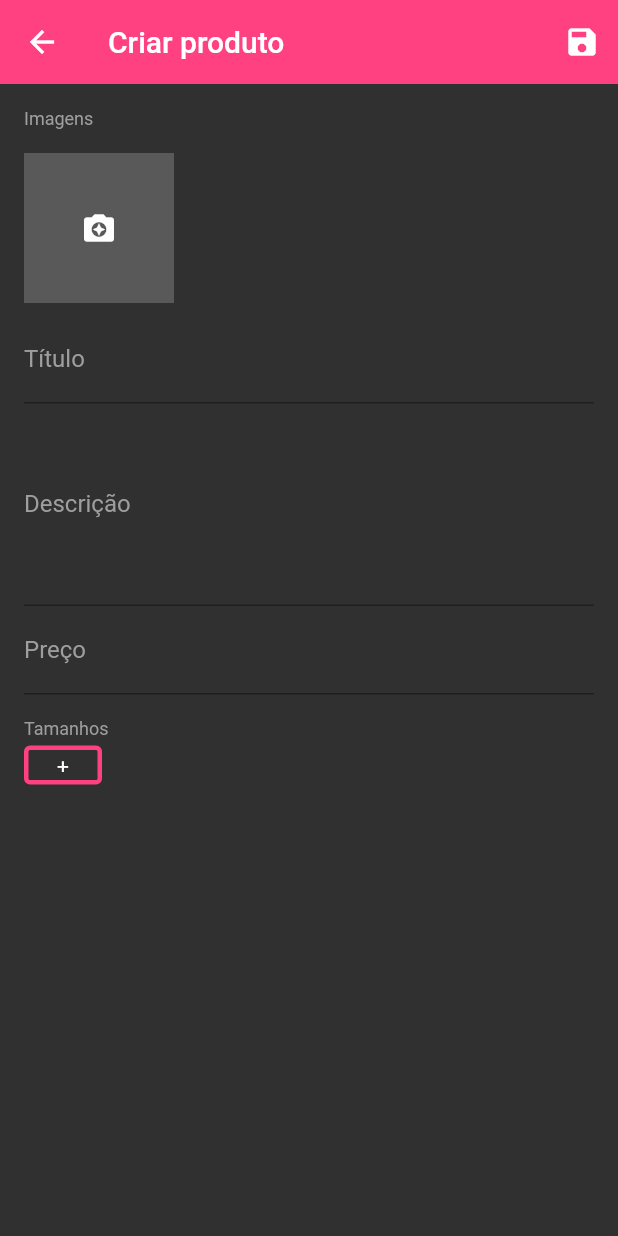
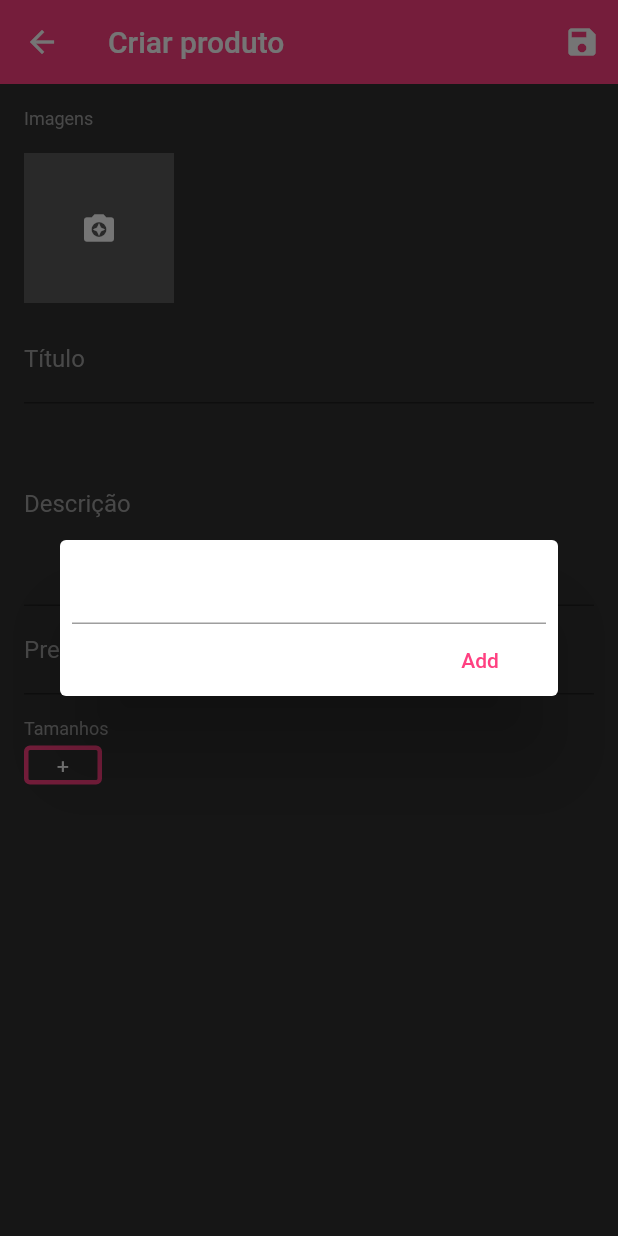
Before and after one commit to Raimundo-Martins/App_Gerente_Loja, a Flutter app: the ProductScreen screen opened directly, after a tap on an icon or button, on a phone screen of 412 x 824 dp. Run offline on Flutter 3.47's test engine with Material 2 defaults, Android fonts, the phone set to English and light mode, and no system bars; our stand-ins replace cloud_firestore, firebase_auth, firebase_storage, flutter_speed_dial, image_cropper, image_picker and 2 more; missing offline and left inert: bloc_pattern; accounts and stored records are empty.

```diff
--- a/lib/blocs/product_bloc.dart
+++ b/lib/blocs/product_bloc.dart
@@ -58,6 +58,10 @@ class ProductBloc extends BlocBase {
     unsavedDado['images'] = images;
   }
 
+  void saveSizes(List sizes) {
+    unsavedDado['sizes'] = sizes;
+  }
+
   void saveTitle(String title) {
     unsavedDado['title'] = title;
   }
--- a/lib/screens/product_screen.dart
+++ b/lib/screens/product_screen.dart
@@ -137,9 +137,13 @@ class _ProductScreenState extends State<ProductScreen> with ProductValidator {
                         style: TextStyle(color: Colors.grey, fontSize: 12),
                       ),
                       ProductSizes(
+                        context: context,
                         initialValue: snapshot.data['sizes'],
-                        onSaved: (saved){},
-                        validator: (valid){},
+                        onSaved: _productBloc.saveSizes,
+                        // ignore: missing_return
+                        validator: (v) {
+                          if (v.isEmpty) return 'Adicione um tamanho!';
+                        },
                       ),
                     ],
                   );
--- /dev/null
+++ b/lib/widgets/add_size_dialog.dart
@@ -0,0 +1,32 @@
+import 'package:flutter/material.dart';
+
+class AddSizeDialog extends StatelessWidget {
+  final _controller = TextEditingController();
+
+  @override
+  Widget build(BuildContext context) {
+    return Dialog(
+      child: Container(
+        padding: EdgeInsets.only(left: 8, right: 8, top: 8),
+        child: Column(
+          mainAxisSize: MainAxisSize.min,
+          children: [
+            TextField(
+              controller: _controller,
+            ),
+            Container(
+              alignment: Alignment.centerRight,
+              child: FlatButton(
+                child: Text('Add'),
+                textColor: Colors.pinkAccent,
+                onPressed: () {
+                  Navigator.of(context).pop(_controller.text);
+                },
+              ),
+            ),
+          ],
+        ),
+      ),
+    );
+  }
+}
--- a/lib/widgets/product_sizes.dart
+++ b/lib/widgets/product_sizes.dart
@@ -1,8 +1,10 @@
 import 'package:flutter/material.dart';
+import 'package:gerente_loja/widgets/add_size_dialog.dart';
 
 class ProductSizes extends FormField<List> {
   ProductSizes(
-      {List initialValue,
+      {BuildContext context,
+      List initialValue,
       FormFieldSetter<List> onSaved,
       FormFieldValidator<List> validator})
       : super(
@@ -43,14 +45,23 @@ class ProductSizes extends FormField<List> {
                   .toList()
                     ..add(
                       GestureDetector(
-                        onTap: () {},
+                        onTap: () async {
+                          String size = await showDialog(
+                              context: context,
+                              builder: (context) => AddSizeDialog());
+
+                          if (size != null)
+                            state.didChange(state.value..add(size));
+                        },
                         child: Container(
                           decoration: BoxDecoration(
                             borderRadius: BorderRadius.all(
                               Radius.circular(4),
                             ),
                             border: Border.all(
-                              color: Colors.pinkAccent,
+                              color: state.hasError
+                                  ? Colors.red
+                                  : Colors.pinkAccent,
                               width: 3,
                             ),
                           ),
```
Also changed, not shown: lib/blocs/category_bloc.dart (added, +32 -0 lines), lib/screens/home_screen.dart (+12 -0 lines), lib/widgets/category_tile.dart (+14 -3 lines), lib/widgets/edit_category_dialog.dart (added, +85 -0 lines).
